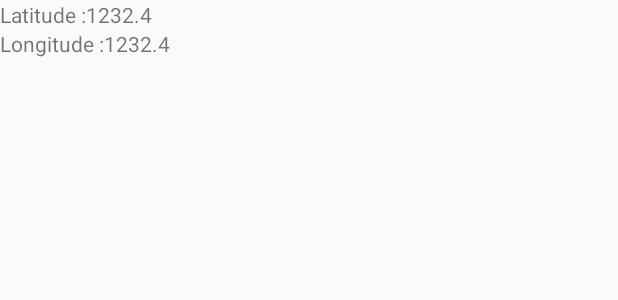
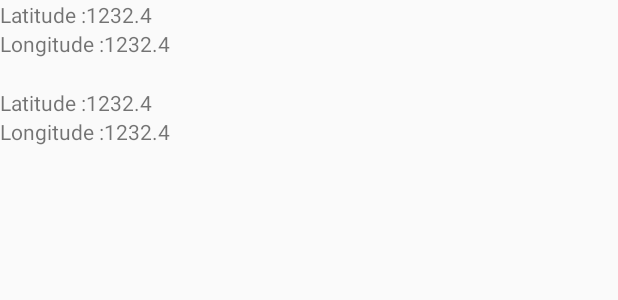
Before and after one commit to aaksingh/Location, an Android app: the layout activity_main.xml on its own in the app's theme, with its tools: preview values and no code run, on a phone screen of 412 x 824 dp. Shown: the top 300 px of the screen. Run offline under Robolectric (Android 15) with nearby library versions, the phone set to English and light mode, and no system bars.

```diff
--- a/app/src/main/res/layout/activity_main.xml
+++ b/app/src/main/res/layout/activity_main.xml
@@ -12,6 +12,7 @@
         android:layout_width="wrap_content"
         android:layout_height="wrap_content"
         android:orientation="horizontal">
+
     <TextView
         android:layout_width="wrap_content"
         android:layout_height="wrap_content"
@@ -48,4 +49,46 @@
             android:text="1232.4"
             android:id="@+id/longi"/>
 </LinearLayout>
+
+    <LinearLayout
+        android:layout_marginTop="20dp"
+        android:layout_width="wrap_content"
+        android:layout_height="wrap_content"
+        android:orientation="horizontal">
+
+        <TextView
+            android:layout_width="wrap_content"
+            android:layout_height="wrap_content"
+            android:text="Latitude :"
+            app:layout_constraintBottom_toBottomOf="parent"
+            app:layout_constraintLeft_toLeftOf="parent"
+            app:layout_constraintRight_toRightOf="parent"
+            app:layout_constraintTop_toTopOf="parent" />
+        <TextView
+            android:layout_width="wrap_content"
+            android:layout_height="wrap_content"
+            android:text="1232.4"
+            android:id="@+id/clati"/>
+    </LinearLayout>
+
+
+    <LinearLayout
+        android:layout_width="wrap_content"
+        android:layout_height="wrap_content"
+        android:orientation="horizontal">
+        <TextView
+            android:layout_width="wrap_content"
+            android:layout_height="wrap_content"
+            android:text="Longitude :"
+
+            app:layout_constraintBottom_toBottomOf="parent"
+            app:layout_constraintLeft_toLeftOf="parent"
+            app:layout_constraintRight_toRightOf="parent"
+            app:layout_constraintTop_toTopOf="parent" />
+        <TextView
+            android:layout_width="wrap_content"
+            android:layout_height="wrap_content"
+            android:text="1232.4"
+            android:id="@+id/clongi"/>
+    </LinearLayout>
 </LinearLayout>
```
Also changed, not shown: app/src/main/java/com/example/ne/location/MainActivity.java (+26 -16 lines).
